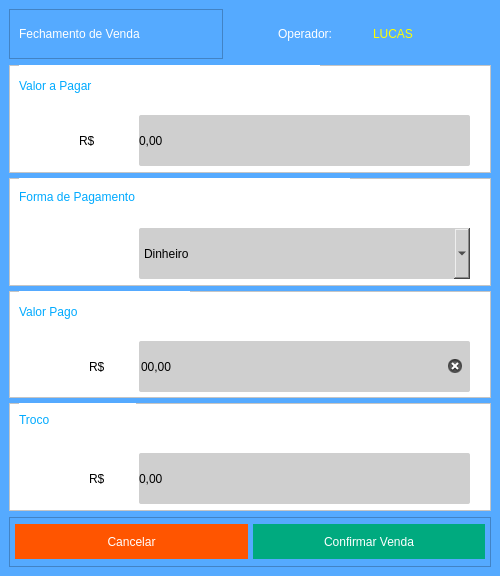
Before: the Qt Designer form form/Finaliza_Venda/Form_Finaliza_Venda.ui in lucascostastz/SISTEMA-PDV, drawn with Qt 5.
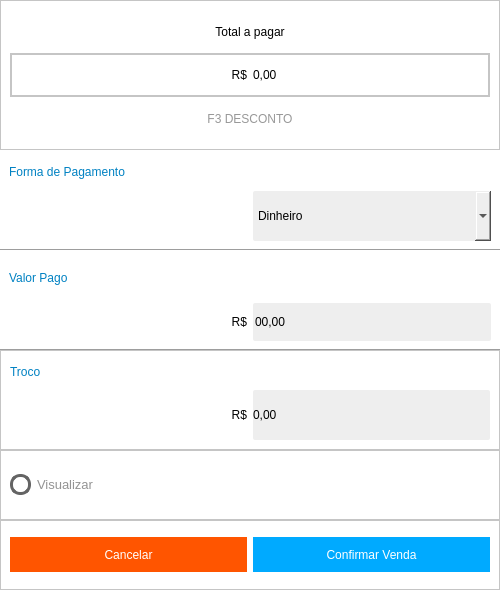
After: the same form once the commit is applied.

What changed in the file:
```diff
--- a/form/Finaliza_Venda/Form_Finaliza_Venda.ui
+++ b/form/Finaliza_Venda/Form_Finaliza_Venda.ui
@@ -10,312 +10,162 @@
     <x>0</x>
     <y>0</y>
     <width>500</width>
-    <height>576</height>
+    <height>590</height>
    </rect>
   </property>
   <property name="minimumSize">
    <size>
     <width>500</width>
-    <height>576</height>
+    <height>590</height>
    </size>
   </property>
   <property name="maximumSize">
    <size>
     <width>500</width>
-    <height>576</height>
+    <height>590</height>
    </size>
   </property>
   <property name="windowTitle">
    <string>Venda Mesa</string>
   </property>
   <property name="styleSheet">
-   <string notr="true">background-color: rgb(85, 170, 255);</string>
+   <string notr="true">background-color: rgb(255, 255, 255);</string>
   </property>
   <widget class="QWidget" name="centralwidget">
+   <layout class="QGridLayout" name="gridLayout">
+    <property name="leftMargin">
+     <number>0</number>
+    </property>
+    <property name="topMargin">
+     <number>0</number>
+    </property>
+    <property name="rightMargin">
+     <number>0</number>
+    </property>
+    <property name="bottomMargin">
+     <number>0</number>
+    </property>
+    <property name="spacing">
+     <number>0</number>
+    </property>
+    <item row="0" column="0">
+     <widget class="QFrame" name="frame">
+      <property name="frameShape">
+       <enum>QFrame::NoFrame</enum>
+      </property>
+      <property name="frameShadow">
+       <enum>QFrame::Raised</enum>
+      </property>
    <layout class="QVBoxLayout" name="verticalLayout">
+       <property name="spacing">
+        <number>0</number>
+       </property>
+       <property name="leftMargin">
+        <number>0</number>
+       </property>
+       <property name="topMargin">
+        <number>0</number>
+       </property>
+       <property name="rightMargin">
+        <number>0</number>
+       </property>
+       <property name="bottomMargin">
+        <number>0</number>
+       </property>
     <item>
      <widget class="QFrame" name="frame_2">
-      <property name="maximumSize">
+         <property name="minimumSize">
        <size>
-        <width>16777215</width>
-        <height>50</height>
+           <width>0</width>
+           <height>150</height>
        </size>
       </property>
       <property name="frameShape">
-       <enum>QFrame::NoFrame</enum>
-      </property>
-      <property name="frameShadow">
-       <enum>QFrame::Raised</enum>
-      </property>
-      <layout class="QHBoxLayout" name="horizontalLayout_2">
-       <property name="spacing">
-        <number>55</number>
-       </property>
-       <property name="leftMargin">
-        <number>0</number>
-       </property>
-       <property name="topMargin">
-        <number>0</number>
-       </property>
-       <property name="rightMargin">
-        <number>0</number>
-       </property>
-       <property name="bottomMargin">
-        <number>0</number>
-       </property>
-       <item>
-        <widget class="QFrame" name="frame_9">
-         <property name="frameShape">
           <enum>QFrame::StyledPanel</enum>
          </property>
          <property name="frameShadow">
           <enum>QFrame::Raised</enum>
          </property>
-         <layout class="QGridLayout" name="gridLayout_3">
-          <item row="0" column="0">
-           <widget class="QLabel" name="Lb_Comanda_Mesa">
-            <property name="styleSheet">
-             <string notr="true">color: rgb(255, 255, 255);
-font: 75 16pt &quot;MS Shell Dlg 2&quot;;</string>
-            </property>
-            <property name="text">
-             <string>Fechamento de Venda</string>
-            </property>
-           </widget>
-          </item>
-         </layout>
-        </widget>
-       </item>
-       <item>
-        <widget class="QFrame" name="frame">
-         <property name="frameShape">
-          <enum>QFrame::NoFrame</enum>
-         </property>
-         <property name="frameShadow">
-          <enum>QFrame::Raised</enum>
-         </property>
-         <layout class="QGridLayout" name="gridLayout">
-          <property name="leftMargin">
-           <number>0</number>
-          </property>
-          <property name="topMargin">
-           <number>0</number>
-          </property>
-          <property name="rightMargin">
-           <number>0</number>
-          </property>
-          <property name="bottomMargin">
-           <number>0</number>
-          </property>
+         <layout class="QVBoxLayout" name="verticalLayout_2">
           <property name="spacing">
            <number>0</number>
           </property>
-          <item row="0" column="0">
-           <widget class="QFrame" name="frame_10">
-            <property name="styleSheet">
-             <string notr="true"/>
-            </property>
-            <property name="frameShape">
-             <enum>QFrame::NoFrame</enum>
-            </property>
-            <property name="frameShadow">
-             <enum>QFrame::Raised</enum>
-            </property>
-            <layout class="QHBoxLayout" name="horizontalLayout_3">
-             <property name="spacing">
-              <number>0</number>
-             </property>
-             <property name="leftMargin">
-              <number>0</number>
-             </property>
-             <property name="topMargin">
-              <number>0</number>
-             </property>
-             <property name="rightMargin">
-              <number>0</number>
-             </property>
-             <property name="bottomMargin">
-              <number>0</number>
-             </property>
              <item>
-              <widget class="QLabel" name="label_2">
-               <property name="maximumSize">
-                <size>
-                 <width>95</width>
-                 <height>16777215</height>
-                </size>
-               </property>
-               <property name="styleSheet">
-                <string notr="true">color: rgb(255, 255, 255);
-font: 75 16pt &quot;MS Shell Dlg 2&quot;;</string>
-               </property>
-               <property name="text">
-                <string>Operador:</string>
-               </property>
-              </widget>
-             </item>
-             <item>
-              <widget class="QLabel" name="Lb_Nome_Perador">
-               <property name="styleSheet">
-                <string notr="true">color: rgb(255, 255, 0);
-font: 75 16pt &quot;MS Shell Dlg 2&quot;;</string>
-               </property>
-               <property name="text">
-                <string>LUCAS</string>
-               </property>
-              </widget>
-             </item>
-            </layout>
-           </widget>
-          </item>
-         </layout>
-        </widget>
-       </item>
-      </layout>
-     </widget>
-    </item>
-    <item>
-     <widget class="QFrame" name="frame_4">
+           <widget class="QFrame" name="frame_6">
       <property name="frameShape">
        <enum>QFrame::NoFrame</enum>
       </property>
       <property name="frameShadow">
        <enum>QFrame::Raised</enum>
       </property>
-      <layout class="QGridLayout" name="gridLayout_4">
-       <property name="leftMargin">
-        <number>0</number>
-       </property>
-       <property name="topMargin">
-        <number>0</number>
-       </property>
-       <property name="rightMargin">
-        <number>0</number>
-       </property>
-       <property name="bottomMargin">
-        <number>0</number>
-       </property>
+            <layout class="QHBoxLayout" name="horizontalLayout">
        <property name="spacing">
-        <number>5</number>
-       </property>
-       <item row="4" column="0">
-        <widget class="QFrame" name="frame_8">
-         <property name="styleSheet">
-          <string notr="true">background-color: rgb(255, 255, 255);</string>
-         </property>
-         <property name="frameShape">
-          <enum>QFrame::StyledPanel</enum>
-         </property>
-         <property name="frameShadow">
-          <enum>QFrame::Raised</enum>
-         </property>
-         <widget class="QLabel" name="label_6">
-          <property name="geometry">
-           <rect>
-            <x>10</x>
-            <y>0</y>
-            <width>117</width>
-            <height>34</height>
-           </rect>
-          </property>
-          <property name="styleSheet">
-           <string notr="true">font: 25pt &quot;Rockwell&quot;;
-color: rgb(0, 170, 255);</string>
-          </property>
-          <property name="text">
-           <string>Troco</string>
-          </property>
-         </widget>
-         <widget class="QLabel" name="label_7">
-          <property name="geometry">
-           <rect>
-            <x>80</x>
-            <y>50</y>
-            <width>41</width>
-            <height>51</height>
-           </rect>
-          </property>
-          <property name="styleSheet">
-           <string notr="true">font: 25pt &quot;Rockwell&quot;;</string>
-          </property>
-          <property name="text">
-           <string>R$</string>
-          </property>
-         </widget>
-         <widget class="QLabel" name="Lb_Troco">
-          <property name="geometry">
-           <rect>
-            <x>130</x>
-            <y>50</y>
-            <width>331</width>
-            <height>51</height>
-           </rect>
-          </property>
-          <property name="styleSheet">
-           <string notr="true">background: #CFCFCF;
-border-radius: 2px;
-font: 25px &quot;Arial&quot; ;</string>
-          </property>
-          <property name="text">
-           <string>0,00</string>
-          </property>
-         </widget>
-        </widget>
-       </item>
-       <item row="0" column="0">
-        <widget class="QFrame" name="frame_5">
-         <property name="styleSheet">
-          <string notr="true">background-color: rgb(247, 247, 247);
-background-color: rgb(255, 255, 255);</string>
-         </property>
-         <property name="frameShape">
-          <enum>QFrame::StyledPanel</enum>
-         </property>
-         <property name="frameShadow">
-          <enum>QFrame::Raised</enum>
-         </property>
+              <number>15</number>
+             </property>
+             <item>
          <widget class="QLabel" name="label">
-          <property name="geometry">
-           <rect>
-            <x>10</x>
-            <y>0</y>
-            <width>301</width>
-            <height>41</height>
-           </rect>
-          </property>
           <property name="styleSheet">
-           <string notr="true">font: 25pt &quot;Rockwell&quot;;
-color: rgb(0, 170, 255);</string>
+                <string notr="true">font: 15pt &quot;Rockwell&quot;;</string>
           </property>
           <property name="text">
-           <string>Valor a Pagar</string>
-          </property>
-         </widget>
+                <string>Total a pagar</string>
+               </property>
+               <property name="alignment">
+                <set>Qt::AlignCenter</set>
+               </property>
+              </widget>
+             </item>
+            </layout>
+           </widget>
+          </item>
+          <item>
+           <widget class="QFrame" name="frame_8">
+            <property name="frameShape">
+             <enum>QFrame::StyledPanel</enum>
+            </property>
+            <property name="frameShadow">
+             <enum>QFrame::Raised</enum>
+            </property>
+            <layout class="QGridLayout" name="gridLayout_2">
+             <property name="leftMargin">
+              <number>0</number>
+             </property>
+             <property name="topMargin">
+              <number>0</number>
+             </property>
+             <property name="rightMargin">
+              <number>0</number>
+             </property>
+             <property name="bottomMargin">
+              <number>0</number>
+             </property>
+             <property name="spacing">
+              <number>0</number>
+             </property>
+             <item row="1" column="0">
+              <widget class="QFrame" name="frame_7">
+               <property name="frameShape">
+                <enum>QFrame::StyledPanel</enum>
+               </property>
+               <property name="frameShadow">
+                <enum>QFrame::Raised</enum>
+               </property>
+               <layout class="QHBoxLayout" name="horizontalLayout_2">
+                <item>
          <widget class="QLabel" name="label_11">
-          <property name="geometry">
-           <rect>
-            <x>70</x>
-            <y>50</y>
-            <width>41</width>
-            <height>51</height>
-           </rect>
-          </property>
           <property name="styleSheet">
            <string notr="true">font: 25pt &quot;Rockwell&quot;;</string>
           </property>
           <property name="text">
            <string>R$</string>
           </property>
-         </widget>
+                  <property name="alignment">
+                   <set>Qt::AlignRight|Qt::AlignTrailing|Qt::AlignVCenter</set>
+                  </property>
+                 </widget>
+                </item>
+                <item>
          <widget class="QLabel" name="Lb_TotalPagar">
-          <property name="geometry">
-           <rect>
-            <x>130</x>
-            <y>50</y>
-            <width>331</width>
-            <height>51</height>
-           </rect>
-          </property>
           <property name="minimumSize">
            <size>
             <width>150</width>
@@ -323,9 +173,8 @@
            </size>
           </property>
           <property name="styleSheet">
-           <string notr="true">background: #CFCFCF;
-border-radius: 2px;
-font: 25px &quot;Arial&quot; ;
+                   <string notr="true">border-radius: 2px;
+font: 30pt &quot;Rockwell&quot;;
 
 </string>
           </property>
@@ -333,56 +182,123 @@
            <string>0,00</string>
           </property>
          </widget>
-        </widget>
-       </item>
-       <item row="2" column="0">
-        <widget class="QFrame" name="frame_7">
+                </item>
+               </layout>
+              </widget>
+             </item>
+            </layout>
+           </widget>
+          </item>
+          <item>
+           <widget class="QLabel" name="label_2">
          <property name="styleSheet">
-          <string notr="true">background-color: rgb(255, 255, 255);</string>
-         </property>
+             <string notr="true">color: rgb(152, 152, 152);</string>
+            </property>
+            <property name="text">
+             <string>F3 DESCONTO</string>
+            </property>
+            <property name="alignment">
+             <set>Qt::AlignCenter</set>
+            </property>
+           </widget>
+          </item>
+         </layout>
+        </widget>
+       </item>
+       <item>
+        <widget class="QFrame" name="frame_3">
+         <property name="minimumSize">
+          <size>
+           <width>0</width>
+           <height>200</height>
+          </size>
+         </property>
+         <property name="styleSheet">
+          <string notr="true"/>
+         </property>
          <property name="frameShape">
-          <enum>QFrame::StyledPanel</enum>
+          <enum>QFrame::NoFrame</enum>
          </property>
          <property name="frameShadow">
           <enum>QFrame::Raised</enum>
          </property>
+         <layout class="QVBoxLayout" name="verticalLayout_3">
+          <property name="spacing">
+           <number>0</number>
+          </property>
+          <property name="leftMargin">
+           <number>0</number>
+          </property>
+          <property name="topMargin">
+           <number>0</number>
+          </property>
+          <property name="rightMargin">
+           <number>0</number>
+          </property>
+          <property name="bottomMargin">
+           <number>0</number>
+          </property>
+          <item>
+           <widget class="QFrame" name="frame_9">
+            <property name="minimumSize">
+             <size>
+              <width>0</width>
+              <height>100</height>
+             </size>
+            </property>
+            <property name="maximumSize">
+             <size>
+              <width>16777215</width>
+              <height>100</height>
+             </size>
+            </property>
+            <property name="styleSheet">
+             <string notr="true">background-color: rgb(255, 255, 255);
+border-bottom:1px solid #9d9d9d;
+
+
+</string>
+            </property>
+            <property name="frameShape">
+             <enum>QFrame::NoFrame</enum>
+            </property>
+            <property name="frameShadow">
+             <enum>QFrame::Raised</enum>
+            </property>
+            <layout class="QGridLayout" name="gridLayout_5">
+             <item row="0" column="0">
          <widget class="QLabel" name="label_5">
-          <property name="geometry">
-           <rect>
-            <x>10</x>
-            <y>-2</y>
-            <width>331</width>
-            <height>41</height>
-           </rect>
-          </property>
           <property name="styleSheet">
-           <string notr="true">font: 75 25pt &quot;Rockwell&quot;;
-color: rgb(0, 170, 255);</string>
+                <string notr="true">font: 15pt &quot;Rockwell&quot;;
+border: none;
+font: 15pt &quot;Rockwell&quot;;
+color: rgb(0, 129, 194);</string>
           </property>
           <property name="text">
            <string>Forma de Pagamento</string>
           </property>
          </widget>
+             </item>
+             <item row="1" column="1">
          <widget class="QComboBox" name="Cb_FormaPagamento">
-          <property name="geometry">
-           <rect>
-            <x>130</x>
-            <y>50</y>
-            <width>331</width>
-            <height>51</height>
-           </rect>
+               <property name="sizePolicy">
+                <sizepolicy hsizetype="Preferred" vsizetype="Preferred">
+                 <horstretch>0</horstretch>
+                 <verstretch>0</verstretch>
+                </sizepolicy>
           </property>
           <property name="minimumSize">
            <size>
             <width>0</width>
-            <height>25</height>
+                 <height>50</height>
            </size>
           </property>
           <property name="styleSheet">
            <string notr="true">QComboBox{
 color: rgb(0, 0, 0);
-background: #CFCFCF;
+background-color: rgb(238, 238, 238);
 border-radius: 2px;
+border:none;
 font: 25px &quot;Arial&quot; ;
 
 }
@@ -420,45 +336,49 @@
            </property>
           </item>
          </widget>
-        </widget>
-       </item>
-       <item row="3" column="0">
-        <widget class="QFrame" name="frame_6">
+             </item>
+            </layout>
+           </widget>
+          </item>
+          <item>
+           <widget class="QFrame" name="frame_10">
+            <property name="minimumSize">
+             <size>
+              <width>0</width>
+              <height>100</height>
+             </size>
+            </property>
+            <property name="maximumSize">
+             <size>
+              <width>16777215</width>
+              <height>100</height>
+             </size>
+            </property>
          <property name="styleSheet">
-          <string notr="true">background-color: rgb(255, 255, 255);</string>
+             <string notr="true">background-color: rgb(255, 255, 255);
+border-bottom:1px solid #9d9d9d;</string>
          </property>
          <property name="frameShape">
-          <enum>QFrame::StyledPanel</enum>
+             <enum>QFrame::NoFrame</enum>
          </property>
          <property name="frameShadow">
           <enum>QFrame::Raised</enum>
          </property>
+            <layout class="QGridLayout" name="gridLayout_6">
+             <item row="0" column="0">
          <widget class="QLabel" name="label_3">
-          <property name="geometry">
-           <rect>
-            <x>10</x>
-            <y>0</y>
-            <width>171</width>
-            <height>41</height>
-           </rect>
-          </property>
           <property name="styleSheet">
-           <string notr="true">font: 75 25pt &quot;Rockwell&quot;;
-color: rgb(0, 170, 255);</string>
+                <string notr="true">font: 15pt &quot;Rockwell&quot;;
+border:none;
+color: rgb(0, 129, 194);</string>
           </property>
           <property name="text">
            <string>Valor Pago</string>
           </property>
          </widget>
+             </item>
+             <item row="1" column="1">
          <widget class="QLineEdit" name="Input_ValorPago">
-          <property name="geometry">
-           <rect>
-            <x>130</x>
-            <y>50</y>
-            <width>331</width>
-            <height>51</height>
-           </rect>
-          </property>
           <property name="sizePolicy">
            <sizepolicy hsizetype="Preferred" vsizetype="Preferred">
             <horstretch>0</horstretch>
@@ -471,6 +391,12 @@
             <height>0</height>
            </size>
           </property>
+               <property name="maximumSize">
+                <size>
+                 <width>16777215</width>
+                 <height>50</height>
+                </size>
+               </property>
           <property name="focusPolicy">
            <enum>Qt::StrongFocus</enum>
           </property>
@@ -479,10 +405,11 @@
           </property>
           <property name="styleSheet">
            <string notr="true">QLineEdit{
-background: #CFCFCF;
+background-color: rgb(238, 238, 238);
 border-radius: 2px;
 color: #000;
 font: 25px &quot;Arial&quot; ;
+border:none;
 
 }
 QLineEdit:Focus {
@@ -502,45 +429,115 @@
            <number>5</number>
           </property>
           <property name="clearButtonEnabled">
-           <bool>true</bool>
-          </property>
-         </widget>
+                <bool>false</bool>
+               </property>
+              </widget>
+             </item>
+             <item row="1" column="0">
          <widget class="QLabel" name="label_10">
-          <property name="geometry">
-           <rect>
-            <x>80</x>
-            <y>50</y>
-            <width>41</width>
-            <height>51</height>
-           </rect>
-          </property>
           <property name="styleSheet">
-           <string notr="true">font: 25pt &quot;Rockwell&quot;;</string>
+                <string notr="true">font: 30pt &quot;Rockwell&quot;;
+border:none;</string>
           </property>
           <property name="text">
            <string>R$</string>
           </property>
-         </widget>
+               <property name="alignment">
+                <set>Qt::AlignRight|Qt::AlignTrailing|Qt::AlignVCenter</set>
+               </property>
         </widget>
        </item>
       </layout>
      </widget>
     </item>
     <item>
-     <widget class="QFrame" name="frame_3">
+           <widget class="QFrame" name="frame_11">
+            <property name="minimumSize">
+             <size>
+              <width>0</width>
+              <height>100</height>
+             </size>
+            </property>
+            <property name="styleSheet">
+             <string notr="true">background-color: rgb(255, 255, 255);
+border-bottom:1px solid #9d9d9d;</string>
+            </property>
+            <property name="frameShape">
+             <enum>QFrame::StyledPanel</enum>
+            </property>
+            <property name="frameShadow">
+             <enum>QFrame::Raised</enum>
+            </property>
+            <layout class="QGridLayout" name="gridLayout_7">
+             <item row="1" column="1">
+              <widget class="QLabel" name="label_7">
+               <property name="styleSheet">
+                <string notr="true">font:30pt &quot;Rockwell&quot;;
+border:none;</string>
+               </property>
+               <property name="text">
+                <string>R$</string>
+               </property>
+               <property name="alignment">
+                <set>Qt::AlignRight|Qt::AlignTrailing|Qt::AlignVCenter</set>
+               </property>
+              </widget>
+             </item>
+             <item row="1" column="2">
+              <widget class="QLabel" name="Lb_Troco">
+               <property name="minimumSize">
+                <size>
+                 <width>0</width>
+                 <height>50</height>
+                </size>
+               </property>
       <property name="maximumSize">
        <size>
         <width>16777215</width>
         <height>50</height>
        </size>
       </property>
+               <property name="styleSheet">
+                <string notr="true">background-color: rgb(238, 238, 238);
+border-radius: 2px;
+font: 25px &quot;Arial&quot; ;
+border:none;</string>
+               </property>
+               <property name="text">
+                <string>0,00</string>
+               </property>
+              </widget>
+             </item>
+             <item row="0" column="1">
+              <widget class="QLabel" name="label_6">
+               <property name="styleSheet">
+                <string notr="true">font: 15pt &quot;Rockwell&quot;;
+border:none;
+color: rgb(0, 129, 194);</string>
+               </property>
+               <property name="text">
+                <string>Troco</string>
+               </property>
+              </widget>
+             </item>
+            </layout>
+           </widget>
+          </item>
+         </layout>
+        </widget>
+       </item>
+       <item>
+        <widget class="QFrame" name="frame_4">
       <property name="frameShape">
-       <enum>QFrame::StyledPanel</enum>
+          <enum>QFrame::NoFrame</enum>
       </property>
       <property name="frameShadow">
        <enum>QFrame::Raised</enum>
       </property>
-      <layout class="QGridLayout" name="gridLayout_2">
+         <layout class="QVBoxLayout" name="verticalLayout_4">
+          <property name="spacing">
+           <number>0</number>
+          </property>
        <property name="leftMargin">
         <number>0</number>
        </property>
@@ -553,34 +550,116 @@
        <property name="bottomMargin">
         <number>0</number>
        </property>
-       <property name="spacing">
-        <number>0</number>
-       </property>
-       <item row="0" column="0">
-        <widget class="QFrame" name="frame_13">
+          <item>
+           <widget class="QFrame" name="frame_14">
          <property name="frameShape">
-          <enum>QFrame::NoFrame</enum>
+             <enum>QFrame::StyledPanel</enum>
          </property>
          <property name="frameShadow">
           <enum>QFrame::Raised</enum>
          </property>
-         <layout class="QHBoxLayout" name="horizontalLayout_6">
-          <property name="spacing">
-           <number>5</number>
-          </property>
+            <layout class="QGridLayout" name="gridLayout_3">
           <property name="leftMargin">
-           <number>5</number>
+              <number>0</number>
           </property>
           <property name="topMargin">
            <number>0</number>
           </property>
           <property name="rightMargin">
-           <number>5</number>
+              <number>0</number>
           </property>
           <property name="bottomMargin">
            <number>0</number>
           </property>
+             <property name="spacing">
+              <number>0</number>
+             </property>
+             <item row="0" column="0">
+              <widget class="QFrame" name="frame_16">
+               <property name="styleSheet">
+                <string notr="true">color: rgb(147, 147, 147);
+font: 75 10pt &quot;MS Shell Dlg 2&quot;;</string>
+               </property>
+               <property name="frameShape">
+                <enum>QFrame::NoFrame</enum>
+               </property>
+               <property name="frameShadow">
+                <enum>QFrame::Raised</enum>
+               </property>
+               <layout class="QGridLayout" name="gridLayout_8">
+                <item row="0" column="0">
+                 <widget class="QCheckBox" name="Bt_check">
+                  <property name="font">
+                   <font>
+                    <family>MS Shell Dlg 2</family>
+                    <pointsize>10</pointsize>
+                    <weight>9</weight>
+                    <italic>false</italic>
+                    <bold>false</bold>
+                   </font>
+                  </property>
+                  <property name="toolTip">
+                   <string>Clique aqui para visualizar e ocultar a senha</string>
+                  </property>
+                  <property name="styleSheet">
+                   <string notr="true">
+QCheckBox{border:none;}
+QCheckBox::indicator {
+	border: 3px solid rgb(100, 100, 100);
+	width: 15px;
+	height: 15px;
+	border-radius: 10px;	
+	
+}
+
+QCheckBox::indicator:checked {
+	border: 3px solid rgb(255, 205, 0);
+}
+</string>
+                  </property>
+                  <property name="text">
+                   <string>Visualizar</string>
+                  </property>
+                 </widget>
+                </item>
+               </layout>
+              </widget>
+             </item>
+            </layout>
+           </widget>
+          </item>
+         </layout>
+        </widget>
+       </item>
           <item>
+        <widget class="QFrame" name="frame_5">
+         <property name="frameShape">
+          <enum>QFrame::StyledPanel</enum>
+         </property>
+         <property name="frameShadow">
+          <enum>QFrame::Raised</enum>
+         </property>
+         <layout class="QGridLayout" name="gridLayout_4">
+          <item row="0" column="1">
+           <widget class="QPushButton" name="Bt_Confirmar_Vanda">
+            <property name="minimumSize">
+             <size>
+              <width>0</width>
+              <height>35</height>
+             </size>
+            </property>
+            <property name="styleSheet">
+             <string notr="true">background-color: rgb(0, 170, 255);
+color: rgb(255, 255, 255);
+border-radius: 45px;
+font: 75 10pt &quot;MS Shell Dlg 2&quot;;</string>
+            </property>
+            <property name="text">
+             <string>Confirmar Venda</string>
+            </property>
+           </widget>
+          </item>
+          <item row="0" column="0">
            <widget class="QPushButton" name="Bt_Cancelar_Venda">
             <property name="minimumSize">
              <size>
@@ -599,25 +678,6 @@
             </property>
            </widget>
           </item>
-          <item>
-           <widget class="QPushButton" name="Bt_Confirmar_Vanda">
-            <property name="minimumSize">
-             <size>
-              <width>0</width>
-              <height>35</height>
-             </size>
-            </property>
-            <property name="styleSheet">
-             <string notr="true">background-color: rgb(0, 170, 127);
-color: rgb(255, 255, 255);
-border-radius: 45px;
-font: 75 10pt &quot;MS Shell Dlg 2&quot;;</string>
-            </property>
-            <property name="text">
-             <string>Confirmar Venda</string>
-            </property>
-           </widget>
-          </item>
          </layout>
         </widget>
        </item>
```
Left out of the diff: 12 changed lines with no effect on the pictures. Lines whose indentation alone changed are shown as unchanged.
